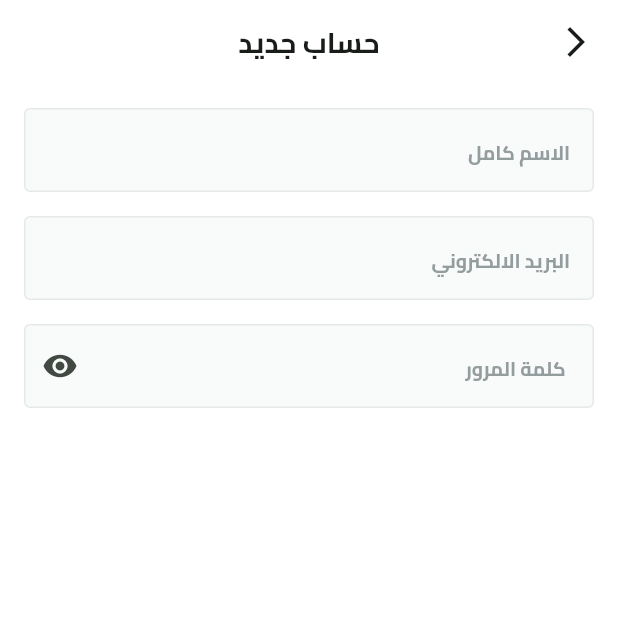
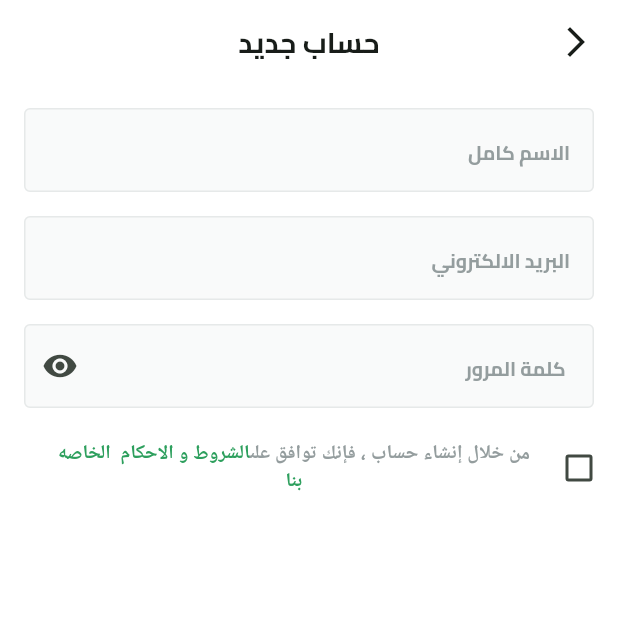
Before and after one commit to abo3amer69/Fruit_Hup, a Flutter app: the SignUpView screen opened by its route, on a phone screen of 412 x 824 dp, the top half of it. Run offline on Flutter 3.47's test engine with Material 3 defaults, Android fonts, the phone set to English and light mode, and no system bars; our stand-ins replace dots_indicator, flutter_svg, shared_preferences; accounts and stored records are empty.

Commit message:
create terms and conditions and checkbox

```diff
--- a/lib/features/auth/presentation/views/widget/signup_view_body.dart
+++ b/lib/features/auth/presentation/views/widget/signup_view_body.dart
@@ -1,6 +1,7 @@
 import 'package:flutter/material.dart';
 import 'package:fruit_hup/constants.dart';
 import 'package:fruit_hup/core/widget/custom_text_form_field.dart';
+import 'package:fruit_hup/features/auth/presentation/views/widget/terms_and_conditions.dart';
 
 class SignUpViewBody extends StatelessWidget {
   const SignUpViewBody({super.key});
@@ -36,6 +37,10 @@ class SignUpViewBody extends StatelessWidget {
               hintText: ' كلمة المرور',
               textInputType: TextInputType.visiblePassword,
             ),
+            SizedBox(
+              height: 16,
+            ),
+            TermsAndConditionsWidget(),
           ],
         ),
       ),
--- /dev/null
+++ b/lib/features/auth/presentation/views/widget/terms_and_conditions.dart
@@ -0,0 +1,67 @@
+import 'package:flutter/material.dart';
+import 'package:fruit_hup/constants.dart';
+import 'package:fruit_hup/core/utils/app_color.dart';
+import 'package:fruit_hup/core/utils/app_text_style.dart';
+
+class TermsAndConditionsWidget extends StatelessWidget {
+  const TermsAndConditionsWidget({super.key});
+
+  @override
+  Widget build(BuildContext context) {
+    return Transform.translate(
+      offset: const Offset(14, 0),
+      child: Row(
+        children: [
+          Checkbox(
+            value: false,
+            onChanged: (value) {},
+          ),
+          SizedBox(
+            width: MediaQuery.sizeOf(context).width -
+                (KHorizentalPadding * 2) -
+                48,
+            child: Text.rich(
+              TextSpan(
+                children: [
+                  TextSpan(
+                    text: 'من خلال إنشاء حساب ، فإنك توافق على',
+                    style: TextStyles.semiBold13.copyWith(
+                      color: const Color(0xff949D9E),
+                    ),
+                  ),
+                  TextSpan(
+                    text: 'الشروط و الاحكام',
+                    style: TextStyles.semiBold13.copyWith(
+                      color: AppColors.lightprimaryColor,
+                    ),
+                  ),
+                  const TextSpan(
+                    text: '  ',
+                    style: TextStyles.semiBold13,
+                  ),
+                  TextSpan(
+                    text: 'الخاصه',
+                    style: TextStyles.semiBold13.copyWith(
+                      color: AppColors.lightprimaryColor,
+                    ),
+                  ),
+                  const TextSpan(
+                    text: '  ',
+                    style: TextStyles.semiBold13,
+                  ),
+                  TextSpan(
+                    text: 'بنا',
+                    style: TextStyles.semiBold13.copyWith(
+                      color: AppColors.lightprimaryColor,
+                    ),
+                  ),
+                ],
+              ),
+              textAlign: TextAlign.center,
+            ),
+          ),
+        ],
+      ),
+    );
+  }
+}
```
